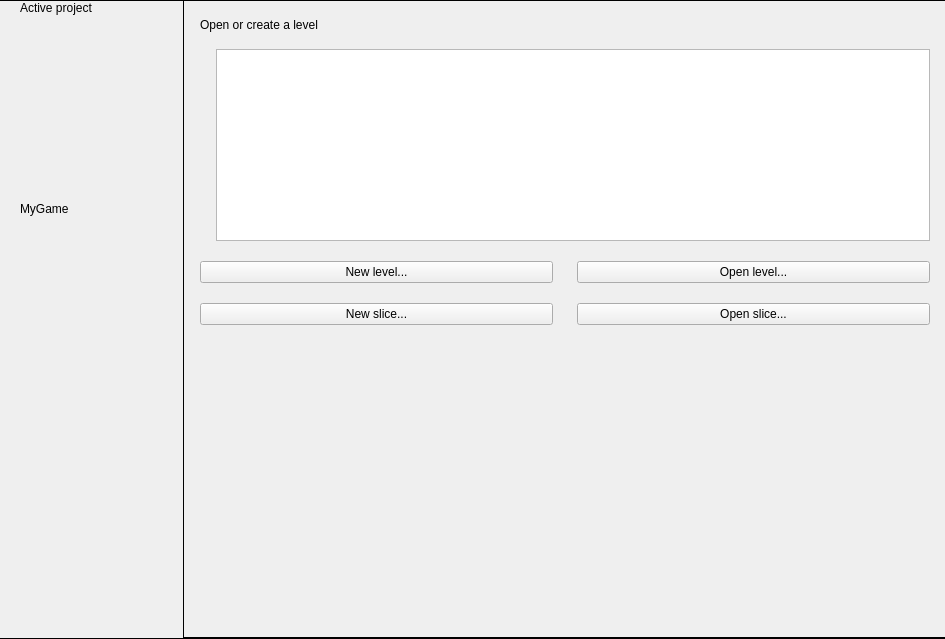
o3de/o3de, file Code/Sandbox/Editor/WelcomeScreen/WelcomeScreenDialog.ui: the form before one commit.
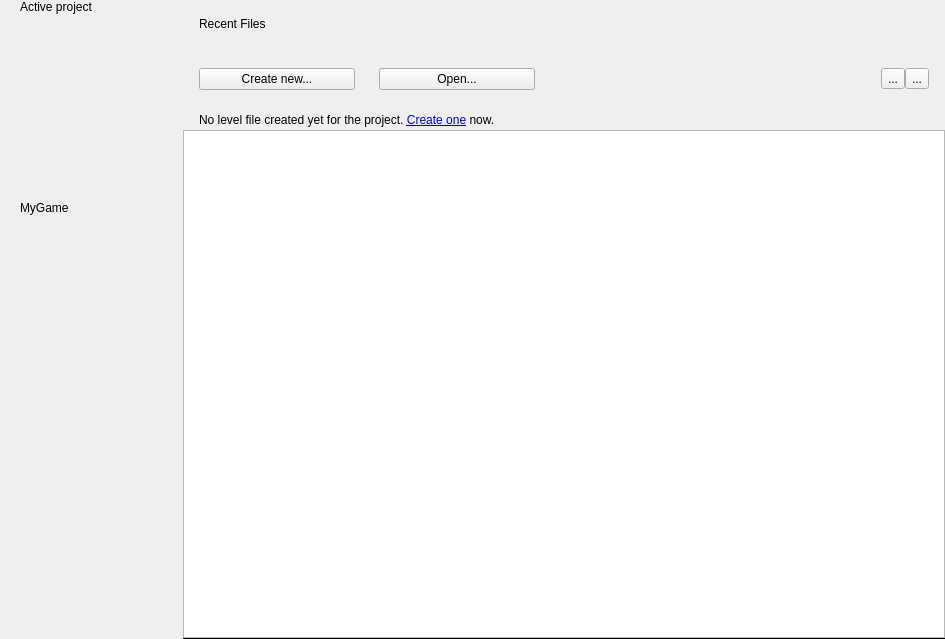
The form after the commit. Icons and pictures are not drawn.

Commit message: Pre-merge from maon checkin.

The edit to the form file:
```diff
--- a/Code/Sandbox/Editor/WelcomeScreen/WelcomeScreenDialog.ui
+++ b/Code/Sandbox/Editor/WelcomeScreen/WelcomeScreenDialog.ui
@@ -24,8 +24,8 @@
   </property>
   <property name="maximumSize">
    <size>
-    <width>800</width>
-    <height>16777215</height>
+    <width>945</width>
+    <height>639</height>
    </size>
   </property>
   <property name="focusPolicy">
@@ -53,34 +53,6 @@
    <property name="bottomMargin">
     <number>0</number>
    </property>
-   <item>
-    <widget class="Line" name="line_2">
-     <property name="sizePolicy">
-      <sizepolicy hsizetype="Minimum" vsizetype="Fixed">
-       <horstretch>0</horstretch>
-       <verstretch>0</verstretch>
-      </sizepolicy>
-     </property>
-     <property name="maximumSize">
-      <size>
-       <width>16777215</width>
-       <height>1</height>
-      </size>
-     </property>
-     <property name="styleSheet">
-      <string notr="true">color: &quot;black&quot;</string>
-     </property>
-     <property name="frameShadow">
-      <enum>QFrame::Plain</enum>
-     </property>
-     <property name="lineWidth">
-      <number>0</number>
-     </property>
-     <property name="orientation">
-      <enum>Qt::Horizontal</enum>
-     </property>
-    </widget>
-   </item>
    <item>
     <layout class="QHBoxLayout" name="bodyContainer">
      <property name="spacing">
@@ -215,31 +187,6 @@
        </layout>
       </widget>
      </item>
-     <item>
-      <widget class="Line" name="line_3">
-       <property name="maximumSize">
-        <size>
-         <width>1</width>
-         <height>16777215</height>
-        </size>
-       </property>
-       <property name="layoutDirection">
-        <enum>Qt::LeftToRight</enum>
-       </property>
-       <property name="styleSheet">
-        <string notr="true">color: &quot;black&quot;</string>
-       </property>
-       <property name="frameShadow">
-        <enum>QFrame::Plain</enum>
-       </property>
-       <property name="lineWidth">
-        <number>0</number>
-       </property>
-       <property name="orientation">
-        <enum>Qt::Vertical</enum>
-       </property>
-      </widget>
-     </item>
      <item>
       <widget class="QWidget" name="levelViewFTUEContainer" native="true">
        <property name="sizePolicy">
@@ -309,7 +256,7 @@
               </size>
              </property>
              <property name="text">
-              <string>Open or create a level</string>
+              <string>Recent Files</string>
              </property>
              <property name="indent">
               <number>-1</number>
@@ -337,16 +284,6 @@
               <property name="bottomMargin">
                <number>0</number>
               </property>
-              <item>
-               <widget class="QListView" name="recentLevelList">
-                <property name="horizontalScrollBarPolicy">
-                 <enum>Qt::ScrollBarAlwaysOff</enum>
-                </property>
-                <property name="spacing">
-                 <number>4</number>
-                </property>
-               </widget>
-              </item>
              </layout>
             </widget>
            </item>
@@ -392,8 +329,26 @@
               </property>
               <item>
                <widget class="QPushButton" name="newLevelButton">
+                <property name="sizePolicy">
+                 <sizepolicy hsizetype="Fixed" vsizetype="Fixed">
+                  <horstretch>0</horstretch>
+                  <verstretch>0</verstretch>
+                 </sizepolicy>
+                </property>
+                <property name="minimumSize">
+                 <size>
+                  <width>156</width>
+                  <height>0</height>
+                 </size>
+                </property>
+                <property name="maximumSize">
+                 <size>
+                  <width>156</width>
+                  <height>16777215</height>
+                 </size>
+                </property>
                 <property name="text">
-                 <string>New level...</string>
+                 <string>Create new...</string>
                 </property>
                </widget>
               </item>
@@ -415,58 +370,20 @@
               </item>
               <item>
                <widget class="QPushButton" name="openLevelButton">
-                <property name="text">
-                 <string>Open level...</string>
+                <property name="minimumSize">
+                 <size>
+                  <width>156</width>
+                  <height>0</height>
+                 </size>
                 </property>
-               </widget>
-              </item>
-             </layout>
-            </widget>
-           </item>
-           <item>
-            <spacer name="verticalSpacer_2">
-             <property name="orientation">
-              <enum>Qt::Vertical</enum>
-             </property>
-             <property name="sizeType">
-              <enum>QSizePolicy::Fixed</enum>
-             </property>
-             <property name="sizeHint" stdset="0">
-              <size>
-               <width>20</width>
-               <height>20</height>
-              </size>
-             </property>
-            </spacer>
-           </item>
-           <item>
-            <widget class="QWidget" name="horizontalWidget_2" native="true">
-             <property name="sizePolicy">
-              <sizepolicy hsizetype="Preferred" vsizetype="Fixed">
-               <horstretch>0</horstretch>
-               <verstretch>0</verstretch>
-              </sizepolicy>
-             </property>
-             <layout class="QHBoxLayout" name="sliceControlContainer">
-              <property name="spacing">
-               <number>0</number>
-              </property>
-              <property name="leftMargin">
-               <number>0</number>
-              </property>
-              <property name="topMargin">
-               <number>0</number>
-              </property>
-              <property name="rightMargin">
-               <number>0</number>
-              </property>
-              <property name="bottomMargin">
-               <number>0</number>
-              </property>
-              <item>
-               <widget class="QPushButton" name="newSliceButton">
+                <property name="maximumSize">
+                 <size>
+                  <width>156</width>
+                  <height>16777215</height>
+                 </size>
+                </property>
                 <property name="text">
-                 <string>New slice...</string>
+                 <string>Open...</string>
                 </property>
                </widget>
               </item>
@@ -475,30 +392,107 @@
                 <property name="orientation">
                  <enum>Qt::Horizontal</enum>
                 </property>
-                <property name="sizeType">
-                 <enum>QSizePolicy::Fixed</enum>
-                </property>
                 <property name="sizeHint" stdset="0">
                  <size>
-                  <width>24</width>
-                  <height>0</height>
+                  <width>40</width>
+                  <height>20</height>
                  </size>
                 </property>
                </spacer>
               </item>
               <item>
-               <widget class="QPushButton" name="openSliceButton">
+               <widget class="QToolButton" name="objectListButton">
                 <property name="text">
-                 <string>Open slice...</string>
+                 <string>...</string>
+                </property>
+                <property name="icon">
+                 <iconset resource="../../../Framework/AzQtComponents/AzQtComponents/Components/resources.qrc">
+                  <normaloff>:/stylesheet/img/UI20/toolbar/Object_list.svg</normaloff>:/stylesheet/img/UI20/toolbar/Object_list.svg</iconset>
+                </property>
+                <property name="iconSize">
+                 <size>
+                  <width>24</width>
+                  <height>24</height>
+                 </size>
+                </property>
+               </widget>
+              </item>
+              <item>
+               <widget class="QToolButton" name="gridButton">
+                <property name="text">
+                 <string>...</string>
+                </property>
+                <property name="icon">
+                 <iconset resource="../../../Framework/AzQtComponents/AzQtComponents/Components/resources.qrc">
+                  <normaloff>:/stylesheet/img/UI20/toolbar/Grid.svg</normaloff>:/stylesheet/img/UI20/toolbar/Grid.svg</iconset>
+                </property>
+                <property name="iconSize">
+                 <size>
+                  <width>24</width>
+                  <height>24</height>
+                 </size>
                 </property>
                </widget>
               </item>
              </layout>
             </widget>
            </item>
+           <item>
+            <spacer name="verticalSpacer_2">
+             <property name="orientation">
+              <enum>Qt::Vertical</enum>
+             </property>
+             <property name="sizeType">
+              <enum>QSizePolicy::Fixed</enum>
+             </property>
+             <property name="sizeHint" stdset="0">
+              <size>
+               <width>20</width>
+               <height>20</height>
+              </size>
+             </property>
+            </spacer>
+           </item>
+           <item>
+            <layout class="QHBoxLayout" name="horizontalLayout_2">
+             <item>
+              <widget class="QLabel" name="levelFileLabel">
+               <property name="text">
+                <string>No level file created yet for the project. &lt;a href=&quot;#&quot;&gt;Create one&lt;/a&gt; now.</string>
+               </property>
+               <property name="textFormat">
+                <enum>Qt::RichText</enum>
+               </property>
+              </widget>
+             </item>
+             <item>
+              <spacer name="horizontalSpacer_3">
+               <property name="orientation">
+                <enum>Qt::Horizontal</enum>
+               </property>
+               <property name="sizeHint" stdset="0">
+                <size>
+                 <width>40</width>
+                 <height>20</height>
+                </size>
+               </property>
+              </spacer>
+             </item>
+            </layout>
+           </item>
           </layout>
          </widget>
         </item>
+        <item>
+         <widget class="QListView" name="recentLevelList">
+          <property name="horizontalScrollBarPolicy">
+           <enum>Qt::ScrollBarAlwaysOff</enum>
+          </property>
+          <property name="spacing">
+           <number>4</number>
+          </property>
+         </widget>
+        </item>
         <item>
          <widget class="Line" name="line_4">
           <property name="maximumSize">
@@ -526,28 +520,6 @@
      </item>
     </layout>
    </item>
-   <item>
-    <widget class="Line" name="line">
-     <property name="maximumSize">
-      <size>
-       <width>16777215</width>
-       <height>1</height>
-      </size>
-     </property>
-     <property name="styleSheet">
-      <string notr="true">color: &quot;black&quot;</string>
-     </property>
-     <property name="frameShadow">
-      <enum>QFrame::Plain</enum>
-     </property>
-     <property name="lineWidth">
-      <number>0</number>
-     </property>
-     <property name="orientation">
-      <enum>Qt::Horizontal</enum>
-     </property>
-    </widget>
-   </item>
   </layout>
  </widget>
  <resources>
```
Left out of the diff: 1 changed line with no effect on the pictures. The commit also changes 2 other files.
